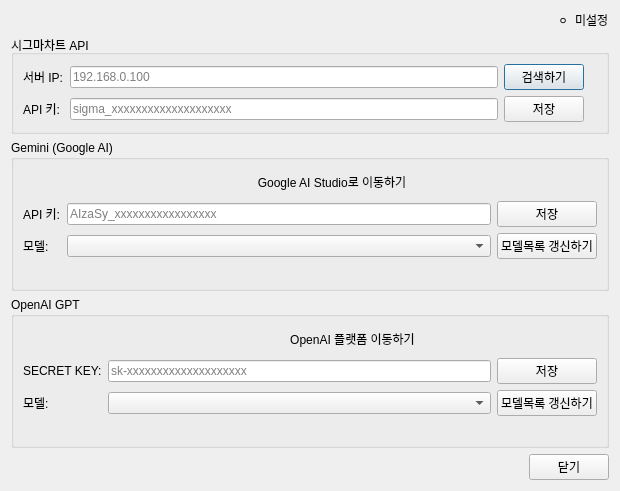
Before: the Qt Designer form src/ai_builder/ui/forms/settings_window.ui in vincereway/Ai-Builder, drawn with Qt 5.
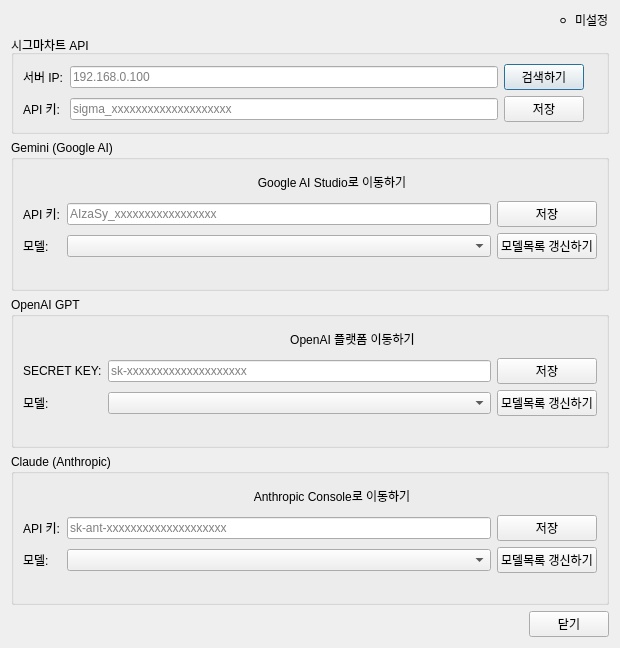
After: the same form once the commit is applied.

```diff
--- a/src/ai_builder/ui/forms/settings_window.ui
+++ b/src/ai_builder/ui/forms/settings_window.ui
@@ -7,7 +7,7 @@
     <x>0</x>
     <y>0</y>
     <width>620</width>
-    <height>461</height>
+        <height>630</height>
    </rect>
   </property>
   <property name="windowTitle">
@@ -246,6 +246,76 @@
      </layout>
     </widget>
    </item>
+    <item>
+     <widget class="QGroupBox" name="group_claude">
+        <property name="title">
+         <string>Claude (Anthropic)</string>
+        </property>
+        <layout class="QGridLayout">
+         <item row="0" column="1" colspan="2">
+            <widget class="QPushButton" name="btn_open_claude_link">
+             <property name="cursor">
+                <cursorShape>PointingHandCursor</cursorShape>
+             </property>
+             <property name="text">
+                <string>Anthropic Console로 이동하기</string>
+             </property>
+             <property name="flat">
+                <bool>true</bool>
+             </property>
+            </widget>
+         </item>
+         <item row="1" column="0">
+            <widget class="QLabel" name="label_claude_api_key">
+             <property name="text">
+                <string>API 키:</string>
+             </property>
+            </widget>
+         </item>
+         <item row="1" column="1">
+            <widget class="QLineEdit" name="edit_claude_api_key">
+             <property name="placeholderText">
+                <string>sk-ant-xxxxxxxxxxxxxxxxxxxx</string>
+             </property>
+            </widget>
+         </item>
+         <item row="1" column="2">
+            <widget class="QPushButton" name="btn_claude_api_key_save">
+             <property name="text">
+                <string>저장</string>
+             </property>
+            </widget>
+         </item>
+         <item row="2" column="0">
+            <widget class="QLabel" name="lbl_claude_model">
+             <property name="text">
+                <string>모델:</string>
+             </property>
+            </widget>
+         </item>
+         <item row="2" column="1">
+            <widget class="QComboBox" name="combo_claude_model"/>
+         </item>
+         <item row="2" column="2">
+            <widget class="QPushButton" name="btn_claude_model_refresh">
+             <property name="text">
+                <string>모델목록 갱신하기</string>
+             </property>
+            </widget>
+         </item>
+         <item row="3" column="1" colspan="2">
+            <widget class="QLabel" name="lbl_claude_model_status">
+             <property name="text">
+                <string/>
+             </property>
+             <property name="wordWrap">
+                <bool>true</bool>
+             </property>
+            </widget>
+         </item>
+        </layout>
+     </widget>
+    </item>
    <item>
     <layout class="QHBoxLayout">
      <item>
```
